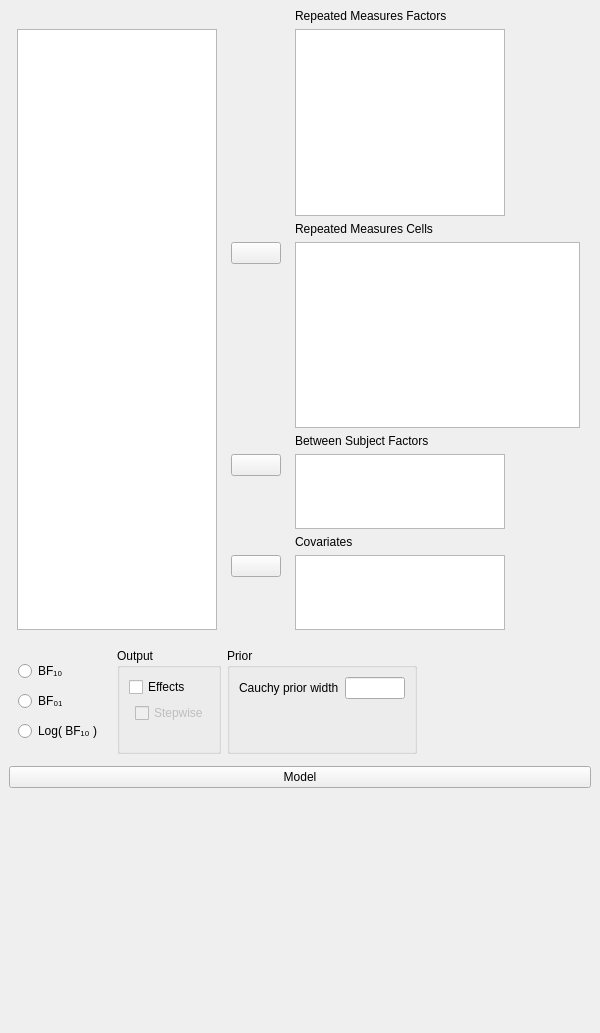
Qt form JASP-Desktop/analysisforms/anovarepeatedmeasuresbayesianform.ui (jasp-stats/jasp-desktop) before a commit.
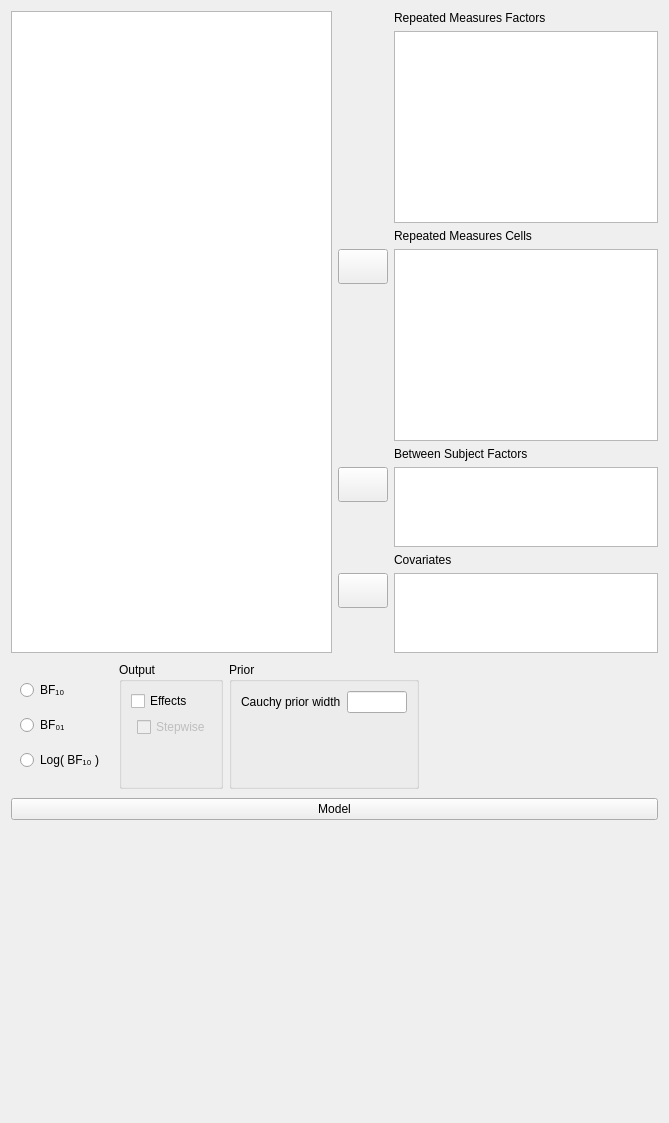
The same form after that commit. Custom widgets are drawn as their Qt base class.

```diff
--- a/JASP-Desktop/analysisforms/anovarepeatedmeasuresbayesianform.ui
+++ b/JASP-Desktop/analysisforms/anovarepeatedmeasuresbayesianform.ui
@@ -6,193 +6,32 @@
    <rect>
     <x>0</x>
     <y>0</y>
-    <width>600</width>
-    <height>1033</height>
+    <width>669</width>
+    <height>1123</height>
    </rect>
   </property>
+  <property name="sizePolicy">
+   <sizepolicy hsizetype="Fixed" vsizetype="Preferred">
+    <horstretch>0</horstretch>
+    <verstretch>0</verstretch>
+   </sizepolicy>
+  </property>
   <property name="windowTitle">
    <string>Form</string>
   </property>
-  <layout class="QGridLayout" name="gridLayout_2">
-   <property name="leftMargin">
-    <number>0</number>
-   </property>
-   <property name="topMargin">
-    <number>0</number>
-   </property>
-   <property name="rightMargin">
-    <number>0</number>
-   </property>
-   <property name="bottomMargin">
-    <number>0</number>
-   </property>
+  <layout class="QVBoxLayout" name="verticalLayout">
    <property name="spacing">
     <number>0</number>
    </property>
-   <item row="1" column="0">
-    <widget class="QWidget" name="widget" native="true">
-     <layout class="QGridLayout" name="gridLayout_3">
-      <item row="0" column="1">
-       <widget class="GroupBox" name="groupBox_3">
-        <property name="title">
-         <string>Output</string>
-        </property>
-        <layout class="QGridLayout" name="gridLayout_4">
-         <item row="3" column="1">
-          <spacer name="verticalSpacer">
-           <property name="orientation">
-            <enum>Qt::Vertical</enum>
-           </property>
-           <property name="sizeHint" stdset="0">
-            <size>
-             <width>20</width>
-             <height>40</height>
-            </size>
-           </property>
-          </spacer>
-         </item>
-         <item row="1" column="0" rowspan="2">
-          <widget class="QWidget" name="widget" native="true">
-           <property name="maximumSize">
-            <size>
-             <width>20</width>
-             <height>16777215</height>
-            </size>
-           </property>
-          </widget>
-         </item>
-         <item row="1" column="1" rowspan="2">
-          <widget class="BoundCheckBox" name="effectsStepwise">
-           <property name="enabled">
-            <bool>false</bool>
-           </property>
-           <property name="text">
-            <string>Stepwise</string>
-           </property>
-          </widget>
-         </item>
-         <item row="0" column="0" colspan="2">
-          <widget class="BoundCheckBox" name="effects">
-           <property name="text">
-            <string>Effects</string>
-           </property>
-          </widget>
-         </item>
-        </layout>
-       </widget>
-      </item>
-      <item row="0" column="0">
-       <widget class="BoundGroupBox" name="bayesFactorType" native="true">
-        <property name="title" stdset="0">
-         <string>Bayes Factor</string>
-        </property>
-        <property name="flat" stdset="0">
-         <bool>false</bool>
-        </property>
-        <layout class="QGridLayout" name="gridLayout_13">
-         <item row="1" column="0">
-          <widget class="QRadioButton" name="_2">
-           <property name="text">
-            <string>BF₀₁</string>
-           </property>
-          </widget>
-         </item>
-         <item row="0" column="0">
-          <widget class="QRadioButton" name="_1">
-           <property name="text">
-            <string>BF₁₀</string>
-           </property>
-          </widget>
-         </item>
-         <item row="2" column="0">
-          <widget class="QRadioButton" name="_3">
-           <property name="text">
-            <string>Log( BF₁₀ )</string>
-           </property>
-          </widget>
-         </item>
-        </layout>
-       </widget>
-      </item>
-      <item row="0" column="3">
-       <spacer name="horizontalSpacer">
-        <property name="orientation">
-         <enum>Qt::Horizontal</enum>
-        </property>
-        <property name="sizeHint" stdset="0">
-         <size>
-          <width>40</width>
-          <height>20</height>
-         </size>
-        </property>
-       </spacer>
-      </item>
-      <item row="0" column="2">
-       <widget class="GroupBox" name="groupBox">
-        <property name="title">
-         <string>Prior</string>
-        </property>
-        <layout class="QGridLayout" name="gridLayout_5">
-         <item row="0" column="0">
-          <widget class="QLabel" name="label_5">
-           <property name="text">
-            <string>Cauchy prior width</string>
-           </property>
-          </widget>
-         </item>
-         <item row="0" column="1">
-          <widget class="BoundTextBox" name="priorWidth">
-           <property name="minimumSize">
-            <size>
-             <width>60</width>
-             <height>0</height>
-            </size>
-           </property>
-           <property name="maximumSize">
-            <size>
-             <width>60</width>
-             <height>16777215</height>
-            </size>
-           </property>
-          </widget>
-         </item>
-         <item row="1" column="0">
-          <spacer name="verticalSpacer_2">
-           <property name="orientation">
-            <enum>Qt::Vertical</enum>
-           </property>
-           <property name="sizeHint" stdset="0">
-            <size>
-             <width>20</width>
-             <height>40</height>
-            </size>
-           </property>
-          </spacer>
-         </item>
-        </layout>
-       </widget>
-      </item>
-     </layout>
-    </widget>
-   </item>
-   <item row="2" column="0">
-    <widget class="QWidget" name="modelContainer" native="true">
+   <item>
+    <widget class="QWidget" name="topWidget" native="true">
      <property name="sizePolicy">
-      <sizepolicy hsizetype="Preferred" vsizetype="Preferred">
+      <sizepolicy hsizetype="Preferred" vsizetype="Fixed">
        <horstretch>0</horstretch>
        <verstretch>0</verstretch>
       </sizepolicy>
      </property>
-     <layout class="QGridLayout" name="gridLayout_8">
-      <property name="topMargin">
-       <number>3</number>
-      </property>
-      <property name="bottomMargin">
-       <number>3</number>
-      </property>
-      <item row="1" column="0">
-       <widget class="QWidget" name="containerModel" native="true">
-        <layout class="QGridLayout" name="gridLayout_6">
+     <layout class="QHBoxLayout" name="horizontalLayout">
          <property name="leftMargin">
           <number>0</number>
          </property>
@@ -203,10 +42,10 @@
           <number>0</number>
          </property>
          <property name="bottomMargin">
-          <number>36</number>
-         </property>
-         <item row="0" column="0">
-          <widget class="AnovaModelWidget" name="modelTerms" native="true">
+       <number>0</number>
+      </property>
+      <item>
+       <widget class="AvailableFieldsListView" name="listAvailableFields">
            <property name="sizePolicy">
             <sizepolicy hsizetype="Expanding" vsizetype="Preferred">
              <horstretch>0</horstretch>
@@ -216,25 +55,18 @@
            <property name="minimumSize">
             <size>
              <width>0</width>
-             <height>200</height>
-            </size>
-           </property>
-          </widget>
-         </item>
-        </layout>
-       </widget>
-      </item>
-      <item row="0" column="0">
-       <widget class="ExpanderButton" name="expanderModel">
-        <property name="text">
-         <string>Model</string>
+          <height>0</height>
+         </size>
+        </property>
+        <property name="maximumSize">
+         <size>
+          <width>16777215</width>
+          <height>16777215</height>
+         </size>
         </property>
        </widget>
       </item>
-     </layout>
-    </widget>
-   </item>
-   <item row="0" column="0">
+      <item>
     <widget class="QWidget" name="main" native="true">
      <property name="sizePolicy">
       <sizepolicy hsizetype="Expanding" vsizetype="Preferred">
@@ -249,21 +81,29 @@
       </size>
      </property>
      <layout class="QGridLayout" name="gridLayout">
+         <property name="leftMargin">
+          <number>0</number>
+         </property>
+         <property name="topMargin">
+          <number>0</number>
+         </property>
+         <property name="rightMargin">
+          <number>0</number>
+         </property>
+         <property name="bottomMargin">
+          <number>0</number>
+         </property>
       <property name="verticalSpacing">
        <number>6</number>
       </property>
-      <item row="0" column="0">
-       <widget class="QWidget" name="widget_2" native="true">
-        <property name="maximumSize">
-         <size>
-          <width>16777215</width>
-          <height>20</height>
-         </size>
-        </property>
-       </widget>
-      </item>
       <item row="0" column="2">
        <widget class="QLabel" name="label">
+           <property name="sizePolicy">
+            <sizepolicy hsizetype="Fixed" vsizetype="Fixed">
+             <horstretch>0</horstretch>
+             <verstretch>0</verstretch>
+            </sizepolicy>
+           </property>
         <property name="text">
          <string>Repeated Measures Factors</string>
         </property>
@@ -275,20 +115,20 @@
       <item row="1" column="2">
        <widget class="BoundTableView" name="repeatedMeasuresFactors">
         <property name="sizePolicy">
-         <sizepolicy hsizetype="Expanding" vsizetype="Expanding">
+            <sizepolicy hsizetype="Expanding" vsizetype="Fixed">
           <horstretch>0</horstretch>
           <verstretch>0</verstretch>
          </sizepolicy>
         </property>
         <property name="minimumSize">
          <size>
-          <width>210</width>
+             <width>0</width>
           <height>160</height>
          </size>
         </property>
         <property name="maximumSize">
          <size>
-          <width>210</width>
+             <width>16777215</width>
           <height>16777215</height>
          </size>
         </property>
@@ -332,6 +172,12 @@
       </item>
       <item row="2" column="2">
        <widget class="QLabel" name="label_2">
+           <property name="sizePolicy">
+            <sizepolicy hsizetype="Fixed" vsizetype="Fixed">
+             <horstretch>0</horstretch>
+             <verstretch>0</verstretch>
+            </sizepolicy>
+           </property>
         <property name="text">
          <string>Repeated Measures Cells</string>
         </property>
@@ -339,10 +185,22 @@
       </item>
       <item row="3" column="1">
        <widget class="AssignButton" name="buttonAssignFixed">
+           <property name="sizePolicy">
+            <sizepolicy hsizetype="Fixed" vsizetype="Fixed">
+             <horstretch>0</horstretch>
+             <verstretch>0</verstretch>
+            </sizepolicy>
+           </property>
+           <property name="minimumSize">
+            <size>
+             <width>50</width>
+             <height>35</height>
+            </size>
+           </property>
         <property name="maximumSize">
          <size>
           <width>50</width>
-          <height>16777215</height>
+             <height>35</height>
          </size>
         </property>
         <property name="text">
@@ -353,20 +211,20 @@
       <item row="3" column="2" rowspan="2">
        <widget class="BoundTableView" name="repeatedMeasuresCells">
         <property name="sizePolicy">
-         <sizepolicy hsizetype="Expanding" vsizetype="Expanding">
+            <sizepolicy hsizetype="Expanding" vsizetype="Fixed">
           <horstretch>1</horstretch>
           <verstretch>0</verstretch>
          </sizepolicy>
         </property>
         <property name="minimumSize">
          <size>
-          <width>285</width>
+             <width>0</width>
           <height>160</height>
          </size>
         </property>
         <property name="maximumSize">
          <size>
-          <width>285</width>
+             <width>16777215</width>
           <height>16777215</height>
          </size>
         </property>
@@ -392,7 +250,7 @@
          <enum>QAbstractItemView::ScrollPerPixel</enum>
         </property>
         <attribute name="horizontalHeaderVisible">
-         <bool>true</bool>
+            <bool>false</bool>
         </attribute>
         <attribute name="horizontalHeaderHighlightSections">
          <bool>false</bool>
@@ -410,6 +268,12 @@
       </item>
       <item row="5" column="2">
        <widget class="QLabel" name="label_3">
+           <property name="sizePolicy">
+            <sizepolicy hsizetype="Fixed" vsizetype="Fixed">
+             <horstretch>0</horstretch>
+             <verstretch>0</verstretch>
+            </sizepolicy>
+           </property>
         <property name="text">
          <string>Between Subject Factors</string>
         </property>
@@ -417,10 +281,22 @@
       </item>
       <item row="6" column="1">
        <widget class="AssignButton" name="buttonAssignRandom">
+           <property name="sizePolicy">
+            <sizepolicy hsizetype="Fixed" vsizetype="Fixed">
+             <horstretch>0</horstretch>
+             <verstretch>0</verstretch>
+            </sizepolicy>
+           </property>
+           <property name="minimumSize">
+            <size>
+             <width>50</width>
+             <height>35</height>
+            </size>
+           </property>
         <property name="maximumSize">
          <size>
           <width>50</width>
-          <height>16777215</height>
+             <height>35</height>
          </size>
         </property>
         <property name="text">
@@ -430,15 +306,21 @@
       </item>
       <item row="6" column="2" rowspan="2">
        <widget class="BoundListView" name="betweenSubjectFactors">
+           <property name="sizePolicy">
+            <sizepolicy hsizetype="Expanding" vsizetype="Fixed">
+             <horstretch>0</horstretch>
+             <verstretch>0</verstretch>
+            </sizepolicy>
+           </property>
         <property name="minimumSize">
          <size>
-          <width>210</width>
-          <height>40</height>
+             <width>0</width>
+             <height>80</height>
          </size>
         </property>
         <property name="maximumSize">
          <size>
-          <width>210</width>
+             <width>16777215</width>
           <height>80</height>
          </size>
         </property>
@@ -452,6 +334,12 @@
       </item>
       <item row="8" column="2">
        <widget class="QLabel" name="label_4">
+           <property name="sizePolicy">
+            <sizepolicy hsizetype="Fixed" vsizetype="Fixed">
+             <horstretch>0</horstretch>
+             <verstretch>0</verstretch>
+            </sizepolicy>
+           </property>
         <property name="text">
          <string>Covariates</string>
         </property>
@@ -459,10 +347,22 @@
       </item>
       <item row="9" column="1">
        <widget class="AssignButton" name="buttonAssignCovariates">
+           <property name="sizePolicy">
+            <sizepolicy hsizetype="Fixed" vsizetype="Fixed">
+             <horstretch>0</horstretch>
+             <verstretch>0</verstretch>
+            </sizepolicy>
+           </property>
+           <property name="minimumSize">
+            <size>
+             <width>50</width>
+             <height>35</height>
+            </size>
+           </property>
         <property name="maximumSize">
          <size>
           <width>50</width>
-          <height>16777215</height>
+             <height>35</height>
          </size>
         </property>
         <property name="text">
@@ -472,15 +372,21 @@
       </item>
       <item row="9" column="2" rowspan="2">
        <widget class="BoundListView" name="covariates">
+           <property name="sizePolicy">
+            <sizepolicy hsizetype="Expanding" vsizetype="Fixed">
+             <horstretch>0</horstretch>
+             <verstretch>0</verstretch>
+            </sizepolicy>
+           </property>
         <property name="minimumSize">
          <size>
-          <width>210</width>
-          <height>40</height>
+             <width>0</width>
+             <height>80</height>
          </size>
         </property>
         <property name="maximumSize">
          <size>
-          <width>210</width>
+             <width>16777215</width>
           <height>80</height>
          </size>
         </property>
@@ -492,10 +398,203 @@
       <item row="10" column="1">
        <widget class="QWidget" name="widget_7" native="true"/>
       </item>
-      <item row="1" column="0" rowspan="10">
-       <widget class="AvailableFieldsListView" name="listAvailableFields">
+        </layout>
+       </widget>
+      </item>
+     </layout>
+    </widget>
+   </item>
+   <item>
+    <widget class="QWidget" name="widget" native="true">
         <property name="sizePolicy">
-         <sizepolicy hsizetype="Fixed" vsizetype="Expanding">
+      <sizepolicy hsizetype="Fixed" vsizetype="Fixed">
+       <horstretch>0</horstretch>
+       <verstretch>0</verstretch>
+      </sizepolicy>
+     </property>
+     <layout class="QGridLayout" name="gridLayout_3">
+      <property name="leftMargin">
+       <number>0</number>
+      </property>
+      <property name="rightMargin">
+       <number>0</number>
+      </property>
+      <property name="bottomMargin">
+       <number>0</number>
+      </property>
+      <item row="0" column="1">
+       <widget class="GroupBox" name="groupBox_3">
+        <property name="title">
+         <string>Output</string>
+        </property>
+        <layout class="QGridLayout" name="gridLayout_4">
+         <item row="3" column="1">
+          <spacer name="verticalSpacer">
+           <property name="orientation">
+            <enum>Qt::Vertical</enum>
+           </property>
+           <property name="sizeHint" stdset="0">
+            <size>
+             <width>20</width>
+             <height>40</height>
+            </size>
+           </property>
+          </spacer>
+         </item>
+         <item row="1" column="0" rowspan="2">
+          <widget class="QWidget" name="widget" native="true">
+           <property name="maximumSize">
+            <size>
+             <width>20</width>
+             <height>16777215</height>
+            </size>
+           </property>
+          </widget>
+         </item>
+         <item row="1" column="1" rowspan="2">
+          <widget class="BoundCheckBox" name="effectsStepwise">
+           <property name="enabled">
+            <bool>false</bool>
+           </property>
+           <property name="text">
+            <string>Stepwise</string>
+           </property>
+          </widget>
+         </item>
+         <item row="0" column="0" colspan="2">
+          <widget class="BoundCheckBox" name="effects">
+           <property name="text">
+            <string>Effects</string>
+           </property>
+          </widget>
+         </item>
+        </layout>
+       </widget>
+      </item>
+      <item row="0" column="0">
+       <widget class="BoundGroupBox" name="bayesFactorType" native="true">
+        <property name="sizePolicy">
+         <sizepolicy hsizetype="Preferred" vsizetype="Minimum">
+          <horstretch>0</horstretch>
+          <verstretch>0</verstretch>
+         </sizepolicy>
+        </property>
+        <property name="title" stdset="0">
+         <string>Bayes Factor</string>
+        </property>
+        <property name="flat" stdset="0">
+         <bool>false</bool>
+        </property>
+        <layout class="QGridLayout" name="gridLayout_13">
+         <item row="1" column="0">
+          <widget class="QRadioButton" name="_2">
+           <property name="text">
+            <string>BF₀₁</string>
+           </property>
+          </widget>
+         </item>
+         <item row="0" column="0">
+          <widget class="QRadioButton" name="_1">
+           <property name="text">
+            <string>BF₁₀</string>
+           </property>
+          </widget>
+         </item>
+         <item row="2" column="0">
+          <widget class="QRadioButton" name="_3">
+           <property name="text">
+            <string>Log( BF₁₀ )</string>
+           </property>
+          </widget>
+         </item>
+        </layout>
+       </widget>
+      </item>
+      <item row="0" column="2">
+       <widget class="GroupBox" name="groupBox">
+        <property name="title">
+         <string>Prior</string>
+        </property>
+        <layout class="QGridLayout" name="gridLayout_5">
+         <item row="0" column="0">
+          <widget class="QLabel" name="label_5">
+           <property name="text">
+            <string>Cauchy prior width</string>
+           </property>
+          </widget>
+         </item>
+         <item row="0" column="1">
+          <widget class="BoundTextBox" name="priorWidth">
+           <property name="minimumSize">
+            <size>
+             <width>60</width>
+             <height>0</height>
+            </size>
+           </property>
+           <property name="maximumSize">
+            <size>
+             <width>60</width>
+             <height>16777215</height>
+            </size>
+           </property>
+          </widget>
+         </item>
+         <item row="1" column="0">
+          <spacer name="verticalSpacer_2">
+           <property name="orientation">
+            <enum>Qt::Vertical</enum>
+           </property>
+           <property name="sizeHint" stdset="0">
+            <size>
+             <width>20</width>
+             <height>40</height>
+            </size>
+           </property>
+          </spacer>
+         </item>
+        </layout>
+       </widget>
+      </item>
+     </layout>
+    </widget>
+   </item>
+   <item>
+    <widget class="QWidget" name="modelContainer" native="true">
+     <property name="sizePolicy">
+      <sizepolicy hsizetype="Preferred" vsizetype="Preferred">
+       <horstretch>0</horstretch>
+       <verstretch>0</verstretch>
+      </sizepolicy>
+     </property>
+     <layout class="QGridLayout" name="gridLayout_8">
+      <property name="leftMargin">
+       <number>0</number>
+      </property>
+      <property name="rightMargin">
+       <number>0</number>
+      </property>
+      <property name="bottomMargin">
+       <number>0</number>
+      </property>
+      <item row="1" column="0">
+       <widget class="QWidget" name="containerModel" native="true">
+        <layout class="QGridLayout" name="gridLayout_6">
+         <property name="leftMargin">
+          <number>0</number>
+         </property>
+         <property name="topMargin">
+          <number>0</number>
+         </property>
+         <property name="rightMargin">
+          <number>0</number>
+         </property>
+         <property name="bottomMargin">
+          <number>36</number>
+         </property>
+         <item row="0" column="0">
+          <widget class="AnovaModelWidget" name="modelTerms" native="true">
+           <property name="sizePolicy">
+            <sizepolicy hsizetype="Expanding" vsizetype="Preferred">
           <horstretch>0</horstretch>
           <verstretch>0</verstretch>
          </sizepolicy>
@@ -503,22 +602,42 @@
         <property name="minimumSize">
          <size>
           <width>0</width>
-          <height>240</height>
-         </size>
-        </property>
-        <property name="maximumSize">
+             <height>200</height>
+            </size>
+           </property>
+          </widget>
+         </item>
+        </layout>
+       </widget>
+      </item>
+      <item row="0" column="0">
+       <widget class="ExpanderButton" name="expanderModel">
+        <property name="sizePolicy">
+         <sizepolicy hsizetype="Expanding" vsizetype="Fixed">
+          <horstretch>0</horstretch>
+          <verstretch>0</verstretch>
+         </sizepolicy>
+        </property>
+        <property name="text">
+         <string>Model</string>
+        </property>
+       </widget>
+      </item>
+     </layout>
+    </widget>
+   </item>
+   <item>
+    <spacer name="verticalSpacer_3">
+     <property name="orientation">
+      <enum>Qt::Vertical</enum>
+     </property>
+     <property name="sizeHint" stdset="0">
          <size>
-          <width>200</width>
-          <height>16777215</height>
-         </size>
-        </property>
-        <property name="selectionMode">
-         <enum>QAbstractItemView::ExtendedSelection</enum>
-        </property>
-       </widget>
-      </item>
-     </layout>
-    </widget>
+       <width>20</width>
+       <height>40</height>
+      </size>
+     </property>
+    </spacer>
    </item>
   </layout>
  </widget>
```
Left out of the diff: 6 changed lines with no effect on the pictures. Lines whose indentation alone changed are shown as unchanged.
